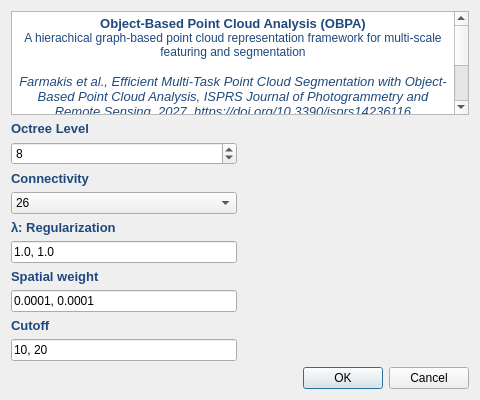
Qt form ui/qGAEDialog.ui (farmakis/qGAE) before a commit.
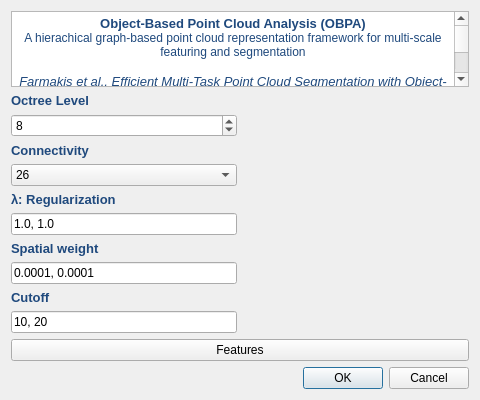
The same form after that commit. Icons and pictures are not drawn.

Patch:
```diff
--- a/ui/qGAEDialog.ui
+++ b/ui/qGAEDialog.ui
@@ -17,7 +17,7 @@
    <iconset resource="../qGAE.qrc">
     <normaloff>:/CC/plugin/qGAE/images/qGAE.png</normaloff>:/CC/plugin/qGAE/images/qGAE.png</iconset>
   </property>
-  <layout class="QVBoxLayout" name="verticalLayout" stretch="1,1,0">
+  <layout class="QVBoxLayout" name="verticalLayout" stretch="1,1,0,0">
    <item>
     <widget class="QTextEdit" name="disclaimerTextEdit_2">
      <property name="readOnly">
@@ -232,6 +232,16 @@
          </item>
     </layout>
    </item>
+   <item>
+    <widget class="QPushButton" name="featureMenuButton">
+     <property name="toolTip">
+      <string>Select the features to compute and their level</string>
+     </property>
+     <property name="text">
+      <string>Features</string>
+     </property>
+    </widget>
+   </item>
    <item>
     <widget class="QDialogButtonBox" name="buttonBox">
      <property name="orientation">
```
